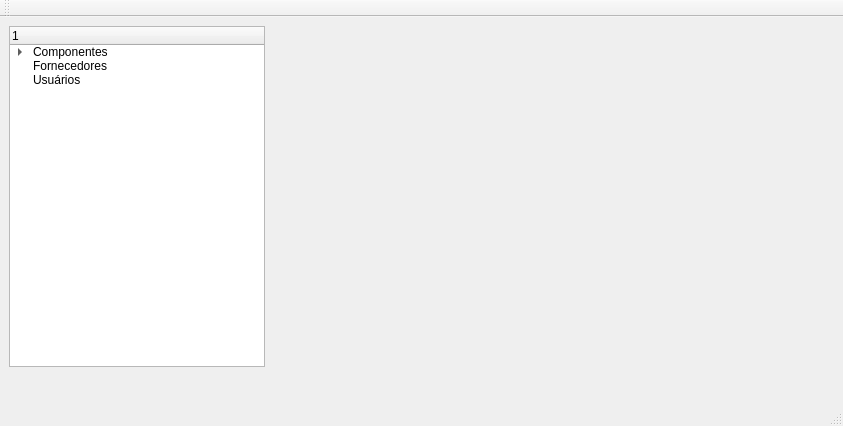
feferreira/LabMananger, file mainwindow.ui: the form before one commit.
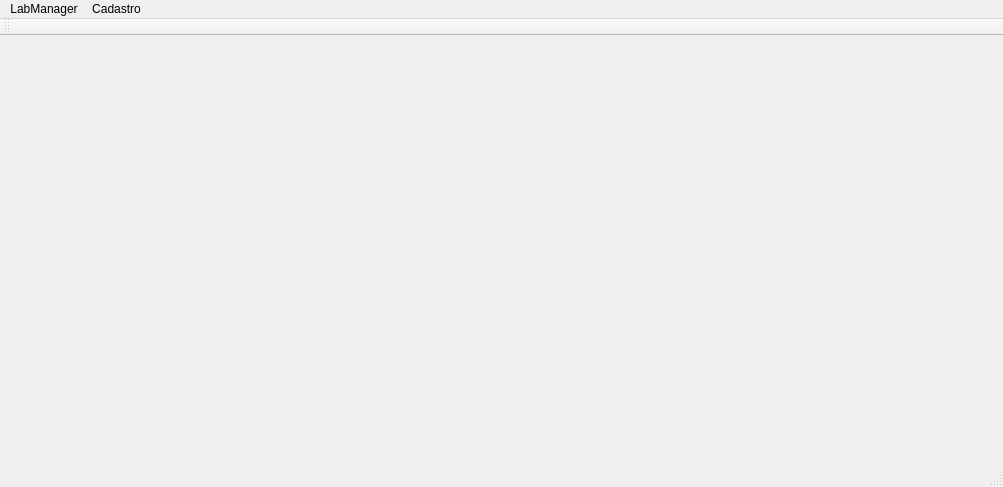
The form after the commit. Custom widgets are drawn as their Qt base class.

Commit message: menu actions

What changed in the file:
```diff
--- a/mainwindow.ui
+++ b/mainwindow.ui
@@ -6,74 +6,44 @@
    <rect>
     <x>0</x>
     <y>0</y>
-    <width>843</width>
-    <height>426</height>
+    <width>1003</width>
+    <height>487</height>
    </rect>
   </property>
   <property name="windowTitle">
    <string>MainWindow</string>
   </property>
   <widget class="QWidget" name="centralWidget">
-   <widget class="ComponentView" name="widgetWindow" native="true">
-    <property name="geometry">
-     <rect>
-      <x>269</x>
-      <y>9</y>
-      <width>571</width>
-      <height>347</height>
-     </rect>
-    </property>
-   </widget>
-   <widget class="QTreeWidget" name="treeWidget">
-    <property name="geometry">
-     <rect>
-      <x>9</x>
-      <y>9</y>
-      <width>256</width>
-      <height>341</height>
-     </rect>
-    </property>
-    <column>
-     <property name="text">
-      <string>1</string>
-     </property>
-    </column>
+   <layout class="QHBoxLayout" name="horizontalLayout">
     <item>
-     <property name="text">
-      <string>Componentes</string>
-     </property>
-     <item>
-      <property name="text">
-       <string>Relatório</string>
-      </property>
-     </item>
-     <item>
-      <property name="text">
-       <string>Consulta</string>
-      </property>
-     </item>
+     <widget class="QWidget" name="widgetView" native="true"/>
     </item>
-    <item>
-     <property name="text">
-      <string>Fornecedores</string>
-     </property>
-    </item>
-    <item>
-     <property name="text">
-      <string>Usuários</string>
-     </property>
-    </item>
-   </widget>
+   </layout>
   </widget>
   <widget class="QMenuBar" name="menuBar">
    <property name="geometry">
     <rect>
      <x>0</x>
      <y>0</y>
-     <width>843</width>
+     <width>1003</width>
      <height>22</height>
     </rect>
    </property>
+   <widget class="QMenu" name="menuComponentes">
+    <property name="title">
+     <string>LabManager</string>
+    </property>
+    <addaction name="actionExit"/>
+   </widget>
+   <widget class="QMenu" name="menuFornecedor">
+    <property name="title">
+     <string>Cadastro</string>
+    </property>
+    <addaction name="actionRegisterSupplier"/>
+    <addaction name="actionRegisterPart"/>
+   </widget>
+   <addaction name="menuComponentes"/>
+   <addaction name="menuFornecedor"/>
   </widget>
   <widget class="QToolBar" name="mainToolBar">
    <attribute name="toolBarArea">
@@ -86,14 +56,6 @@
   <widget class="QStatusBar" name="statusBar"/>
  </widget>
  <layoutdefault spacing="6" margin="11"/>
- <customwidgets>
-  <customwidget>
-   <class>ComponentView</class>
-   <extends>QWidget</extends>
-   <header>componentview.h</header>
-   <container>1</container>
-  </customwidget>
- </customwidgets>
  <resources/>
  <connections/>
 </ui>
```
Left out of the diff: 15 changed lines with no effect on the pictures. The commit also changes 2 other files.
